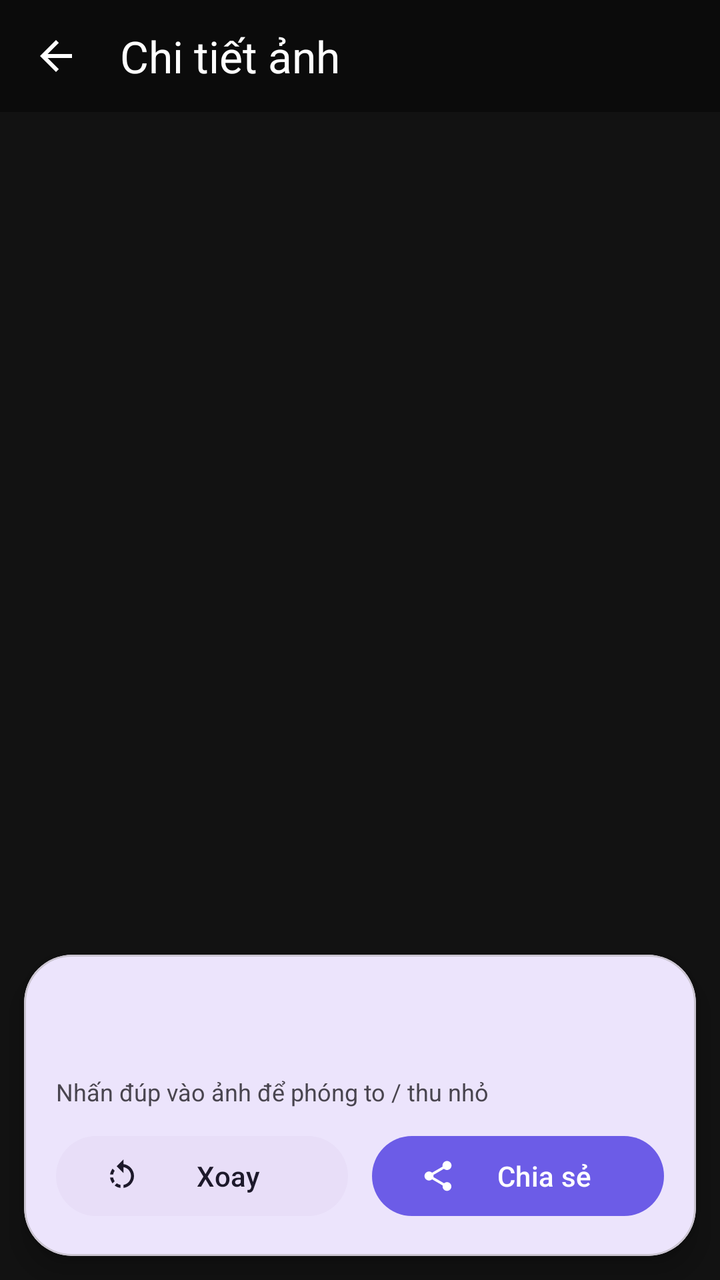
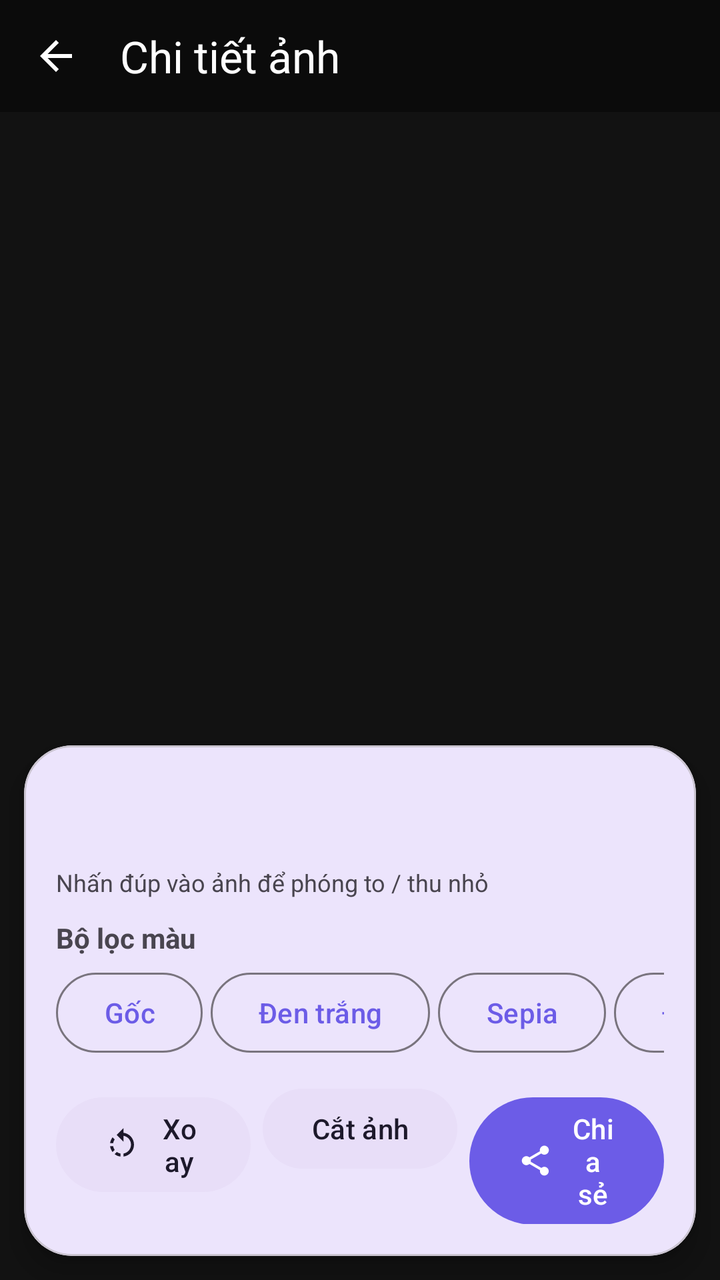

Two renders of the same Android screen: before a commit and after it. Below are the layout's source before the change and the commit's diff.
<!-- AndroidManifest.xml: application theme Theme.PhotoVault -->
<!-- res/layout/activity_photo_detail.xml -->
<?xml version="1.0" encoding="utf-8"?>
<FrameLayout xmlns:android="http://schemas.android.com/apk/res/android"
    xmlns:app="http://schemas.android.com/apk/res-auto"
    android:layout_width="match_parent"
    android:layout_height="match_parent"
    android:background="#121212"
    android:fitsSystemWindows="true">

    <ImageView
        android:id="@+id/imgDetail"
        android:layout_width="match_parent"
        android:layout_height="match_parent"
        android:layout_marginTop="56dp"
        android:layout_marginBottom="150dp"
        android:contentDescription="Ảnh chi tiết"
        android:scaleType="fitCenter" />

    <com.google.android.material.appbar.MaterialToolbar
        android:id="@+id/toolbar"
        android:layout_width="match_parent"
        android:layout_height="56dp"
        android:background="#66000000"
        app:navigationIcon="@drawable/ic_back"
        app:navigationIconTint="@android:color/white"
        app:title="Chi tiết ảnh"
        app:titleTextColor="@android:color/white" />

    <com.google.android.material.card.MaterialCardView
        android:layout_width="match_parent"
        android:layout_height="wrap_content"
        android:layout_gravity="bottom"
        android:layout_margin="12dp"
        app:cardCornerRadius="24dp"
        app:cardElevation="8dp">

        <LinearLayout
            android:layout_width="match_parent"
            android:layout_height="wrap_content"
            android:orientation="vertical"
            android:padding="16dp">

            <TextView
                android:id="@+id/tvName"
                android:layout_width="match_parent"
                android:layout_height="wrap_content"
                android:ellipsize="end"
                android:maxLines="1"
                android:textSize="17sp"
                android:textStyle="bold" />

            <TextView
                android:id="@+id/tvDate"
                android:layout_width="match_parent"
                android:layout_height="wrap_content"
                android:layout_marginTop="2dp"
                android:textSize="13sp" />

            <TextView
                android:layout_width="match_parent"
                android:layout_height="wrap_content"
                android:layout_marginTop="2dp"
                android:text="Nhấn đúp vào ảnh để phóng to / thu nhỏ"
                android:textSize="12sp" />

            <LinearLayout
                android:layout_width="match_parent"
                android:layout_height="wrap_content"
                android:layout_marginTop="10dp"
                android:orientation="horizontal">

                <com.google.android.material.button.MaterialButton
                    android:id="@+id/btnRotate"
                    style="@style/Widget.Material3.Button.TonalButton"
                    android:layout_width="0dp"
                    android:layout_height="wrap_content"
                    android:layout_marginEnd="6dp"
                    android:layout_weight="1"
                    android:text="Xoay"
                    app:icon="@drawable/ic_rotate" />

                <com.google.android.material.button.MaterialButton
                    android:id="@+id/btnShare"
                    android:layout_width="0dp"
                    android:layout_height="wrap_content"
                    android:layout_marginStart="6dp"
                    android:layout_weight="1"
                    android:text="Chia sẻ"
                    app:icon="@drawable/ic_share" />
            </LinearLayout>
        </LinearLayout>
    </com.google.android.material.card.MaterialCardView>
</FrameLayout>
<!-- resources referenced by this layout -->
<resources>
  <!-- drawable ic_back (drawable) -->
  <vector xmlns:android="http://schemas.android.com/apk/res/android"
      android:width="24dp" android:height="24dp"
      android:viewportWidth="24" android:viewportHeight="24"
      android:tint="?attr/colorControlNormal">
      <path android:fillColor="#FF000000" android:pathData="M20,11H7.83l5.59,-5.59L12,4l-8,8 8,8 1.41,-1.41L7.83,13H20v-2z" />
  </vector>
  <!-- drawable ic_rotate (drawable) -->
  <vector xmlns:android="http://schemas.android.com/apk/res/android"
      android:width="24dp" android:height="24dp"
      android:viewportWidth="24" android:viewportHeight="24"
      android:tint="?attr/colorControlNormal">
      <path android:fillColor="#FF000000" android:pathData="M7.11,8.53L5.7,7.11C4.8,8.27 4.24,9.61 4.07,11h2.02c0.14,-0.87 0.49,-1.72 1.02,-2.47zM6.09,13H4.07c0.17,1.39 0.72,2.73 1.62,3.89l1.41,-1.42c-0.52,-0.75 -0.87,-1.59 -1.01,-2.47zM7.1,18.32c1.16,0.9 2.51,1.44 3.9,1.61V17.9c-0.87,-0.15 -1.71,-0.49 -2.46,-1.03L7.1,18.32zM13,4.07V1L8.45,5.55 13,10V6.09c2.84,0.48 5,2.94 5,5.91s-2.16,5.43 -5,5.91v2.02c3.95,-0.49 7,-3.85 7,-7.93s-3.05,-7.44 -7,-7.93z" />
  </vector>
  <!-- drawable ic_share (drawable) -->
  <vector xmlns:android="http://schemas.android.com/apk/res/android"
      android:width="24dp" android:height="24dp"
      android:viewportWidth="24" android:viewportHeight="24"
      android:tint="?attr/colorControlNormal">
      <path android:fillColor="#FF000000" android:pathData="M18,16.08c-0.76,0 -1.44,0.3 -1.96,0.77L8.91,12.7c0.05,-0.23 0.09,-0.46 0.09,-0.7s-0.04,-0.47 -0.09,-0.7l7.05,-4.11c0.54,0.5 1.25,0.81 2.04,0.81 1.66,0 3,-1.34 3,-3s-1.34,-3 -3,-3 -3,1.34 -3,3c0,0.24 0.04,0.47 0.09,0.7L8.04,9.81C7.5,9.31 6.79,9 6,9c-1.66,0 -3,1.34 -3,3s1.34,3 3,3c0.79,0 1.5,-0.31 2.04,-0.81l7.12,4.16c-0.05,0.21 -0.08,0.43 -0.08,0.65 0,1.61 1.31,2.92 2.92,2.92 1.61,0 2.92,-1.31 2.92,-2.92s-1.31,-2.92 -2.92,-2.92z" />
  </vector>
  <style name="Theme.PhotoVault" parent="Theme.Material3.DayNight.NoActionBar">
          <item name="colorPrimary">@color/primary</item>
          <item name="colorSecondary">@color/secondary</item>
          <item name="android:statusBarColor">@android:color/transparent</item>
          
          <item name="android:windowActivityTransitions">true</item>
          <item name="android:windowSharedElementEnterTransition">@android:transition/move</item>
          <item name="android:windowSharedElementExitTransition">@android:transition/move</item>
      </style>
  <color name="primary">#6C5CE7</color>
  <color name="secondary">#A29BFE</color>
</resources>

<!-- the commit's change to res/layout/activity_photo_detail.xml (unified diff, before → after) -->
@@ -11,7 +11,7 @@
         android:layout_width="match_parent"
         android:layout_height="match_parent"
         android:layout_marginTop="56dp"
-        android:layout_marginBottom="150dp"
+        android:layout_marginBottom="245dp"
         android:contentDescription="Ảnh chi tiết"
         android:scaleType="fitCenter" />
 
@@ -62,6 +62,72 @@
                 android:text="Nhấn đúp vào ảnh để phóng to / thu nhỏ"
                 android:textSize="12sp" />
 
+            <TextView
+                android:layout_width="match_parent"
+                android:layout_height="wrap_content"
+                android:layout_marginTop="10dp"
+                android:text="Bộ lọc màu"
+                android:textStyle="bold"
+                android:textSize="14sp" />
+
+            <HorizontalScrollView
+                android:layout_width="match_parent"
+                android:layout_height="wrap_content"
+                android:layout_marginTop="4dp"
+                android:fillViewport="false"
+                android:scrollbars="none">
+
+                <LinearLayout
+                    android:layout_width="wrap_content"
+                    android:layout_height="wrap_content"
+                    android:orientation="horizontal">
+
+                    <com.google.android.material.button.MaterialButton
+                        android:id="@+id/btnOriginal"
+                        style="@style/Widget.Material3.Button.OutlinedButton"
+                        android:layout_width="wrap_content"
+                        android:layout_height="wrap_content"
+                        android:layout_marginEnd="4dp"
+                        android:minWidth="0dp"
+                        android:text="Gốc" />
+
+                    <com.google.android.material.button.MaterialButton
+                        android:id="@+id/btnGray"
+                        style="@style/Widget.Material3.Button.OutlinedButton"
+                        android:layout_width="wrap_content"
+                        android:layout_height="wrap_content"
+                        android:layout_marginEnd="4dp"
+                        android:minWidth="0dp"
+                        android:text="Đen trắng" />
+
+                    <com.google.android.material.button.MaterialButton
+                        android:id="@+id/btnSepia"
+                        style="@style/Widget.Material3.Button.OutlinedButton"
+                        android:layout_width="wrap_content"
+                        android:layout_height="wrap_content"
+                        android:layout_marginEnd="4dp"
+                        android:minWidth="0dp"
+                        android:text="Sepia" />
+
+                    <com.google.android.material.button.MaterialButton
+                        android:id="@+id/btnInvert"
+                        style="@style/Widget.Material3.Button.OutlinedButton"
+                        android:layout_width="wrap_content"
+                        android:layout_height="wrap_content"
+                        android:layout_marginEnd="4dp"
+                        android:minWidth="0dp"
+                        android:text="Đảo màu" />
+
+                    <com.google.android.material.button.MaterialButton
+                        android:id="@+id/btnBright"
+                        style="@style/Widget.Material3.Button.OutlinedButton"
+                        android:layout_width="wrap_content"
+                        android:layout_height="wrap_content"
+                        android:minWidth="0dp"
+                        android:text="Sáng hơn" />
+                </LinearLayout>
+            </HorizontalScrollView>
+
             <LinearLayout
                 android:layout_width="match_parent"
                 android:layout_height="wrap_content"
@@ -73,17 +139,30 @@
                     style="@style/Widget.Material3.Button.TonalButton"
                     android:layout_width="0dp"
                     android:layout_height="wrap_content"
-                    android:layout_marginEnd="6dp"
+                    android:layout_marginEnd="4dp"
                     android:layout_weight="1"
+                    android:minWidth="0dp"
                     android:text="Xoay"
                     app:icon="@drawable/ic_rotate" />
+
+                <com.google.android.material.button.MaterialButton
+                    android:id="@+id/btnCrop"
+                    style="@style/Widget.Material3.Button.TonalButton"
+                    android:layout_width="0dp"
+                    android:layout_height="wrap_content"
+                    android:layout_marginStart="2dp"
+                    android:layout_marginEnd="2dp"
+                    android:layout_weight="1"
+                    android:minWidth="0dp"
+                    android:text="Cắt ảnh" />
 
                 <com.google.android.material.button.MaterialButton
                     android:id="@+id/btnShare"
                     android:layout_width="0dp"
                     android:layout_height="wrap_content"
-                    android:layout_marginStart="6dp"
+                    android:layout_marginStart="4dp"
                     android:layout_weight="1"
+                    android:minWidth="0dp"
                     android:text="Chia sẻ"
                     app:icon="@drawable/ic_share" />
             </LinearLayout>
